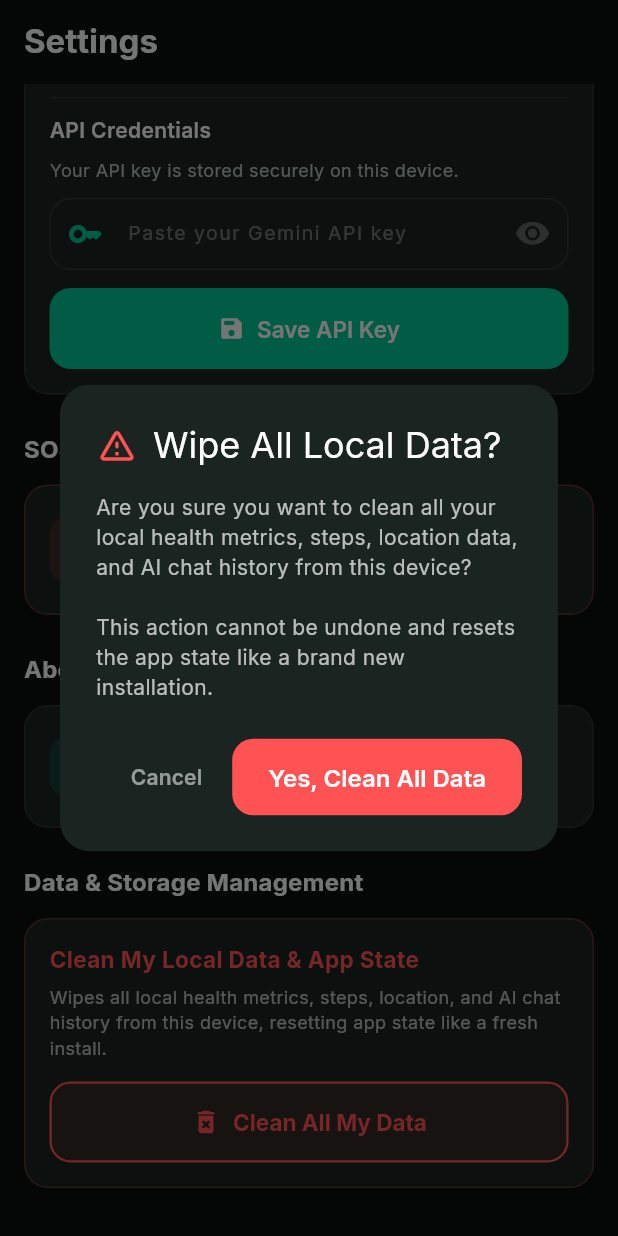
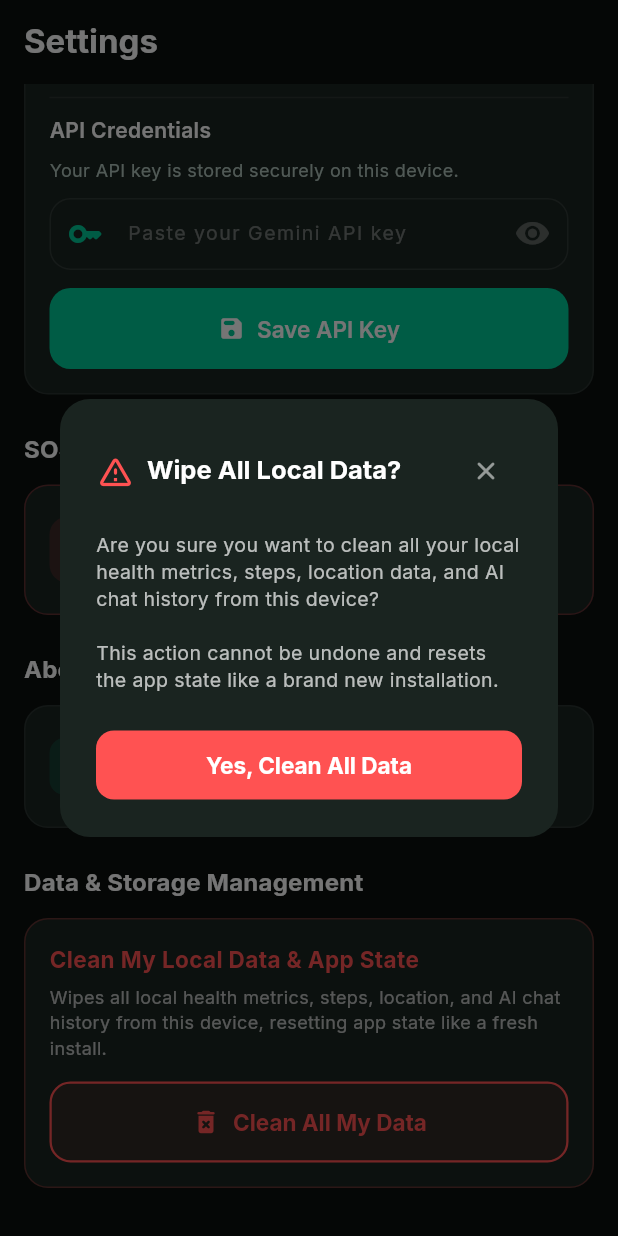
Before and after one commit to Rupam852/Wrist-Rx, a Flutter app: the SettingsScreen screen opened by its route, scrolled down 502 dp, after a tap on "Clean All My Data", on a phone screen of 412 x 824 dp. Run offline on Flutter 3.47's test engine with Material 3 defaults, Android fonts, the phone set to English and light mode, and no system bars; our stand-ins replace cached_network_image, firebase_auth, firebase_core, firebase_storage, flutter_animate, flutter_blue_plus and 11 more; missing offline and left inert: flutter_foreground_task; accounts and stored records are empty; network calls fail.

Commit message:
style: replaced redundant text Cancel buttons with sleek top-right X close icon and full-width primary action buttons in all dialog popups

```diff
--- a/app/lib/features/settings/settings_screen.dart
+++ b/app/lib/features/settings/settings_screen.dart
@@ -106,22 +106,37 @@ class _SettingsScreenState extends ConsumerState<SettingsScreen> {
       builder: (ctx) => AlertDialog(
         backgroundColor: AppColors.cardDark,
         shape: RoundedRectangleBorder(borderRadius: BorderRadius.circular(20)),
-        title: const Row(children: [
-          Icon(Icons.warning_amber_rounded, color: Colors.redAccent, size: 28),
-          SizedBox(width: 10),
-          Text('Wipe All Local Data?', style: TextStyle(color: Colors.white)),
-        ]),
+        title: Row(
+          mainAxisAlignment: MainAxisAlignment.spaceBetween,
+          children: [
+            const Row(
+              children: [
+                Icon(Icons.warning_amber_rounded, color: Colors.redAccent, size: 26),
+                SizedBox(width: 8),
+                Text('Wipe All Local Data?', style: TextStyle(color: Colors.white, fontSize: 17, fontWeight: FontWeight.w700)),
+              ],
+            ),
+            IconButton(
+              icon: const Icon(Icons.close_rounded, color: Colors.white54, size: 20),
+              onPressed: () => Navigator.pop(ctx),
+              padding: EdgeInsets.zero,
+              constraints: const BoxConstraints(),
+            ),
+          ],
+        ),
         content: const Text(
           'Are you sure you want to clean all your local health metrics, steps, location data, and AI chat history from this device?\n\nThis action cannot be undone and resets the app state like a brand new installation.',
-          style: TextStyle(color: Colors.white70),
+          style: TextStyle(color: Colors.white70, fontSize: 13, height: 1.4),
         ),
         actions: [
-          TextButton(
-            onPressed: () => Navigator.pop(ctx),
-            child: const Text('Cancel', style: TextStyle(color: Colors.white54)),
+          SizedBox(
+            width: double.infinity,
+            child: FilledButton(
+              style: FilledButton.styleFrom(
+                backgroundColor: Colors.redAccent,
+                padding: const EdgeInsets.symmetric(vertical: 14),
+                shape: RoundedRectangleBorder(borderRadius: BorderRadius.circular(12)),
               ),
-          FilledButton(
-            style: FilledButton.styleFrom(backgroundColor: Colors.redAccent),
               onPressed: () async {
                 Navigator.pop(ctx);
                 setState(() => _isCleaningData = true);
@@ -154,12 +169,14 @@ class _SettingsScreenState extends ConsumerState<SettingsScreen> {
                   if (mounted) setState(() => _isCleaningData = false);
                 }
               },
-            child: const Text('Yes, Clean All Data'),
+              child: const Text('Yes, Clean All Data', style: TextStyle(fontWeight: FontWeight.w700, fontSize: 15)),
+            ),
           ),
         ],
       ),
     );
   }
+
 
   @override
   Widget build(BuildContext context) {
```
Also changed, not shown: app/lib/features/ai/ai_chat_screen.dart (+13 -11 lines), app/lib/features/home/home_screen.dart (+20 -8 lines), app/lib/features/settings/sos_settings_screen.dart (+24 -9 lines), app/lib/features/watch/watch_connect_sheet.dart (+25 -10 lines), app/lib/features/watch/watch_details_sheet.dart (+24 -9 lines). Lines whose indentation alone changed are shown as unchanged.
